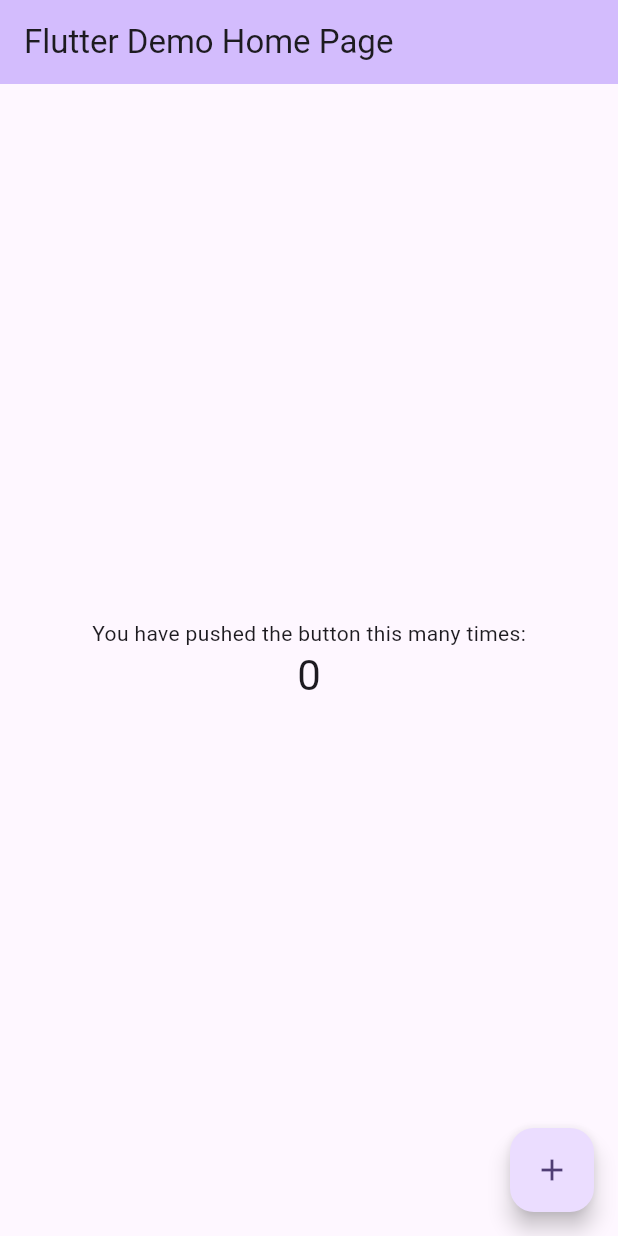
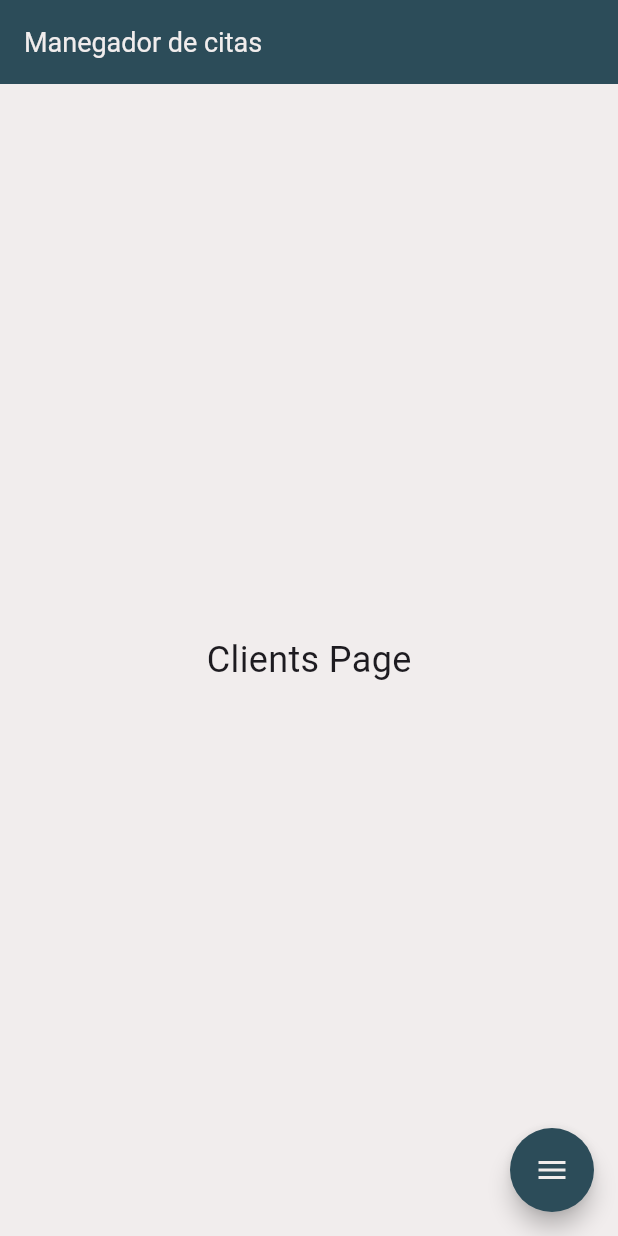
Before and after one commit to Tonalga69/appointment-manager, a Flutter app: the screen it shows after launch, on a phone screen of 412 x 824 dp. Run offline on Flutter 3.47's test engine with Material 3 defaults, Android fonts, the phone set to English and light mode, and no system bars; drawn by our look-alikes of flutter_speed_dial; our stand-ins replace font_awesome_flutter, get, sqflite; accounts and stored records are empty.

Commit message:
clients page

```diff
--- /dev/null
+++ b/lib/dashboard.dart
@@ -0,0 +1,49 @@
+import 'package:appointments/utils/colors.dart';
+import 'package:flutter/material.dart';
+import 'package:flutter_speed_dial/flutter_speed_dial.dart';
+import 'package:font_awesome_flutter/font_awesome_flutter.dart';
+
+class DashBoardPage extends StatelessWidget {
+  const DashBoardPage({super.key});
+
+  @override
+  Widget build(BuildContext context) {
+    return Scaffold(
+      backgroundColor: AppColors.white,
+      appBar: AppBar(
+        backgroundColor: AppColors.blue,
+        title: const Text('Manegador de citas',
+            style: TextStyle(fontSize: 18, color: AppColors.white)),
+      ),
+      floatingActionButton: SpeedDial(
+        backgroundColor: AppColors.blue,
+        animatedIcon:  AnimatedIcons.menu_close,
+        animatedIconTheme: const IconThemeData(color: AppColors.white),
+        overlayColor: AppColors.gray,
+        children: [
+          SpeedDialChild(
+            child: Icon(FontAwesomeIcons.user),
+            label: 'Clientes',
+            onTap: () {
+              Navigator.pushNamed(context, '/clients');
+            },
+          ),
+          SpeedDialChild(
+            child: Icon(FontAwesomeIcons.calendar),
+            label: 'Citas',
+            onTap: () {
+              Navigator.pushNamed(context, '/appointments');
+            },
+          ),
+
+        ],
+      ),
+      body: const Center(
+        child: Text(
+          'Clients Page',
+          style: TextStyle(fontSize: 24),
+        ),
+      ),
+    );
+  }
+}
--- a/lib/main.dart
+++ b/lib/main.dart
@@ -1,9 +1,11 @@
 import 'package:appointments/entities/global_repositories/SqlnitializerRepository.dart';
+import 'package:appointments/dashboard.dart';
 import 'package:flutter/material.dart';
 import 'package:get/get.dart';
 
 void main() {
   Get.put(Sqlnitializerrepository());
+  WidgetsFlutterBinding.ensureInitialized();
   runApp(const MyApp());
 }
 
@@ -13,64 +15,12 @@ class MyApp extends StatelessWidget {
   @override
   Widget build(BuildContext context) {
     return MaterialApp(
-      title: 'Flutter Demo',
-      theme: ThemeData(
-
-        colorScheme: ColorScheme.fromSeed(seedColor: Colors.deepPurple),
-        useMaterial3: true,
-      ),
-      home: const MyHomePage(title: 'Flutter Demo Home Page'),
-    );
+        title: "Manegador de citas",
+        debugShowCheckedModeBanner: false,
+        theme: ThemeData(
+          colorScheme: ColorScheme.fromSeed(seedColor: Colors.deepPurple),
+          useMaterial3: true,
+        ),
+        home: const DashBoardPage());
   }
 }
-
-class MyHomePage extends StatefulWidget {
-  const MyHomePage({super.key, required this.title});
-
-
-
-  final String title;
-
-  @override
-  State<MyHomePage> createState() => _MyHomePageState();
-}
-
-class _MyHomePageState extends State<MyHomePage> {
-  int _counter = 0;
-
-  void _incrementCounter() {
-    setState(() {
-
-      _counter++;
-    });
-  }
-
-  @override
-  Widget build(BuildContext context) {
-    return Scaffold(
-      appBar: AppBar(
-        backgroundColor: Theme.of(context).colorScheme.inversePrimary,
-        title: Text(widget.title),
-      ),
-      body: Center(
-        child: Column(
-          mainAxisAlignment: MainAxisAlignment.center,
-          children: <Widget>[
-            const Text(
-              'You have pushed the button this many times:',
-            ),
-            Text(
-              '$_counter',
-              style: Theme.of(context).textTheme.headlineMedium,
-            ),
-          ],
-        ),
-      ),
-      floatingActionButton: FloatingActionButton(
-        onPressed: _incrementCounter,
-        tooltip: 'Increment',
-        child: const Icon(Icons.add),
-      ), // This trailing comma makes auto-formatting nicer for build methods.
-    );
-  }
-}
--- a/lib/utils/colors.dart
+++ b/lib/utils/colors.dart
@@ -2,7 +2,7 @@
 import 'dart:ui';
 
 abstract class AppColors {
-  static const gray = Color(0xFF595456);
+  static const gray = Color(0xFF595656);
   static const gunMetal = Color(0xFF242F34);
   static const white = Color(0xFFF1EDED);
   static const blue = Color(0xFF2C4C59);
--- a/pubspec.yaml
+++ b/pubspec.yaml
@@ -36,9 +36,10 @@ dependencies:
   # Use with the CupertinoIcons class for iOS style icons.
   cupertino_icons: ^1.0.6
   get: ^4.6.6
-  search_app_bar_page: ^2.3.1
   font_awesome_flutter: ^10.7.0
   sqflite: ^2.3.3+1
+  flutter_speed_dial: ^7.0.0
+  anim_search_bar: ^2.0.3
 
 dev_dependencies:
   flutter_test:
```
Also changed, not shown: lib/entities/clients/controllers/ClientsController.dart (added, +23 -0 lines), lib/entities/clients/respositories/SqlClientRepository.dart (+22 -5 lines), lib/pages/clients_page/new_client_page.dart (added), lib/utils/routes.dart (added), pubspec.lock.
